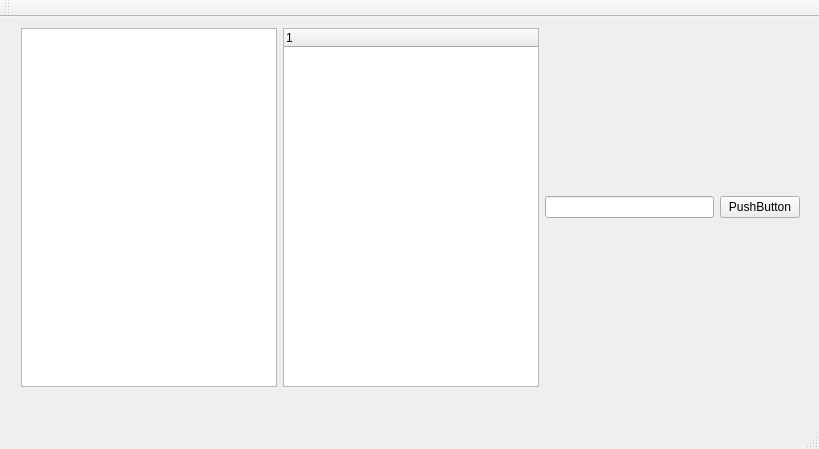
Qt form tree/mainwindow.ui (JuanSeabra/qtexamples) before a commit.
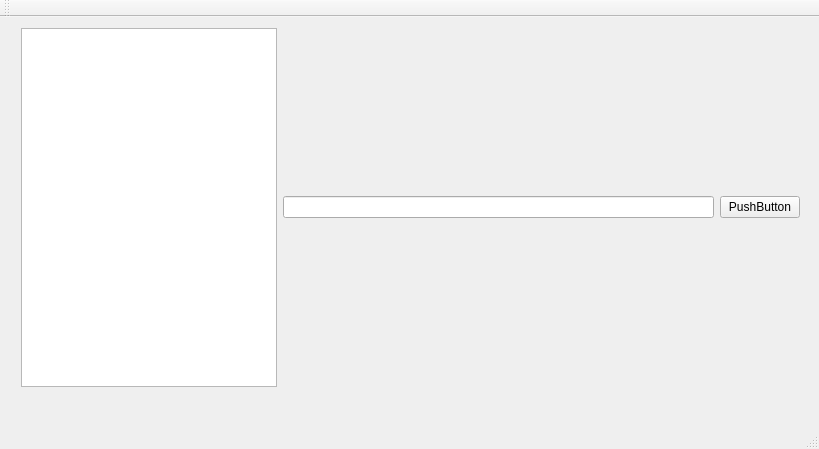
The same form after that commit.

The edit to the form file:
```diff
--- a/tree/mainwindow.ui
+++ b/tree/mainwindow.ui
@@ -26,20 +26,17 @@
     <layout class="QHBoxLayout" name="horizontalLayout">
      <item>
       <widget class="QTreeView" name="treeView">
+       <property name="sizePolicy">
+        <sizepolicy hsizetype="Preferred" vsizetype="Expanding">
+         <horstretch>0</horstretch>
+         <verstretch>0</verstretch>
+        </sizepolicy>
+       </property>
        <property name="styleSheet">
         <string notr="true"/>
        </property>
       </widget>
      </item>
-     <item>
-      <widget class="QTreeWidget" name="treeWidget">
-       <column>
-        <property name="text">
-         <string notr="true">1</string>
-        </property>
-       </column>
-      </widget>
-     </item>
      <item>
       <widget class="QLineEdit" name="lineEdit"/>
      </item>
```
